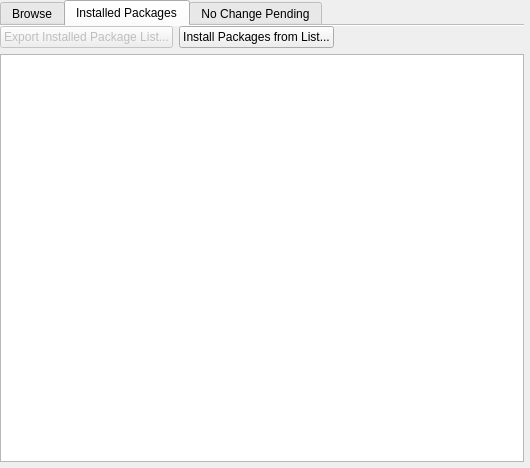
The window that AddRm/AddRmKCM.ui (KDE/apper) describes before a commit, drawn with Qt 5.
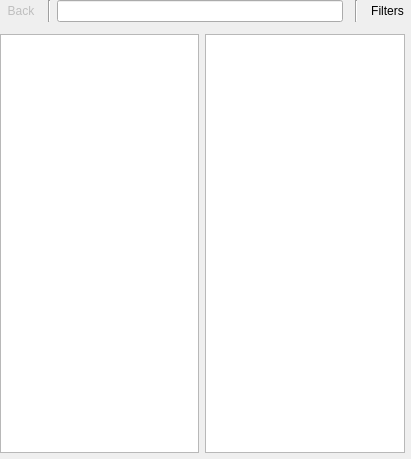
The same window after the commit. The open tabs and pages were chosen to show the change. Custom widgets are drawn as their Qt base class.

Commit message: Removed tabs from AddRm dialog, break package details, and rename KPackageKit to AppGet

Diff of the .ui file:
```diff
--- a/AddRm/AddRmKCM.ui
+++ b/AddRm/AddRmKCM.ui
@@ -6,8 +6,8 @@
    <rect>
     <x>0</x>
     <y>0</y>
-    <width>530</width>
-    <height>468</height>
+    <width>411</width>
+    <height>459</height>
    </rect>
   </property>
   <property name="sizePolicy">
@@ -26,45 +26,7 @@
    <property name="margin">
     <number>0</number>
    </property>
-   <item row="3" column="0" colspan="2">
-    <widget class="KpkTransactionBar" name="transactionBar" native="true"/>
-   </item>
-   <item row="1" column="0">
-    <widget class="QTabWidget" name="tabWidget">
-     <property name="currentIndex">
-      <number>0</number>
-     </property>
-     <property name="documentMode">
-      <bool>true</bool>
-     </property>
-     <widget class="QWidget" name="browse">
-      <attribute name="title">
-       <string>Browse</string>
-      </attribute>
-      <layout class="QGridLayout" name="gridLayout_4">
-       <property name="verticalSpacing">
-        <number>0</number>
-       </property>
-       <property name="margin">
-        <number>0</number>
-       </property>
-       <item row="2" column="0">
-        <widget class="KpkCategorizedView" name="homeView">
-         <property name="mouseTracking">
-          <bool>true</bool>
-         </property>
-         <property name="textElideMode">
-          <enum>Qt::ElideNone</enum>
-         </property>
-         <property name="viewMode">
-          <enum>QListView::IconMode</enum>
-         </property>
-         <property name="wordWrap">
-          <bool>true</bool>
-         </property>
-        </widget>
-       </item>
-       <item row="0" column="0" colspan="2">
+   <item row="0" column="0" colspan="3">
         <layout class="QHBoxLayout" name="horizontalLayout">
          <item>
           <widget class="QToolButton" name="backTB">
@@ -120,6 +82,12 @@
          </item>
          <item>
           <widget class="QToolButton" name="filtersTB">
+       <property name="sizePolicy">
+        <sizepolicy hsizetype="Preferred" vsizetype="Fixed">
+         <horstretch>0</horstretch>
+         <verstretch>0</verstretch>
+        </sizepolicy>
+       </property>
            <property name="locale">
             <locale language="English" country="UnitedStates"/>
            </property>
@@ -142,110 +110,26 @@
          </item>
         </layout>
        </item>
-       <item row="2" column="1">
-        <widget class="KpkSearchableTreeView" name="packageView">
-         <property name="mouseTracking">
-          <bool>true</bool>
-         </property>
-         <property name="horizontalScrollBarPolicy">
-          <enum>Qt::ScrollBarAlwaysOff</enum>
-         </property>
-         <property name="showDropIndicator" stdset="0">
-          <bool>false</bool>
-         </property>
-         <property name="alternatingRowColors">
-          <bool>true</bool>
-         </property>
-         <property name="verticalScrollMode">
-          <enum>QAbstractItemView::ScrollPerPixel</enum>
-         </property>
-         <property name="rootIsDecorated">
-          <bool>false</bool>
-         </property>
-         <property name="sortingEnabled">
-          <bool>true</bool>
-         </property>
-        </widget>
-       </item>
-       <item row="1" column="0" colspan="2">
-        <widget class="QWidget" name="stackedWidget" native="true"/>
-       </item>
-      </layout>
-     </widget>
-     <widget class="QWidget" name="tab_2">
-      <attribute name="title">
-       <string>Installed Packages</string>
-      </attribute>
-      <layout class="QGridLayout" name="gridLayout_3">
-       <property name="margin">
-        <number>0</number>
-       </property>
        <item row="1" column="0" colspan="3">
-        <widget class="KpkSearchableTreeView" name="installedView">
+    <widget class="QWidget" name="stackedWidget" native="true"/>
+   </item>
+   <item row="2" column="0">
+    <widget class="KpkCategorizedView" name="homeView">
          <property name="mouseTracking">
           <bool>true</bool>
          </property>
-         <property name="horizontalScrollBarPolicy">
-          <enum>Qt::ScrollBarAlwaysOff</enum>
-         </property>
-         <property name="showDropIndicator" stdset="0">
-          <bool>false</bool>
-         </property>
-         <property name="alternatingRowColors">
+     <property name="textElideMode">
+      <enum>Qt::ElideNone</enum>
+     </property>
+     <property name="viewMode">
+      <enum>QListView::IconMode</enum>
+     </property>
+     <property name="wordWrap">
           <bool>true</bool>
          </property>
-         <property name="verticalScrollMode">
-          <enum>QAbstractItemView::ScrollPerPixel</enum>
-         </property>
-         <property name="rootIsDecorated">
-          <bool>false</bool>
-         </property>
-         <property name="sortingEnabled">
-          <bool>true</bool>
-         </property>
-        </widget>
-       </item>
-       <item row="0" column="0">
-        <widget class="QPushButton" name="exportInstalledPB">
-         <property name="enabled">
-          <bool>false</bool>
-         </property>
-         <property name="text">
-          <string>Export Installed Package List...</string>
-         </property>
-        </widget>
-       </item>
-       <item row="0" column="1">
-        <widget class="QPushButton" name="importInstalledPB">
-         <property name="text">
-          <string>Install Packages from List...</string>
-         </property>
-        </widget>
-       </item>
-       <item row="0" column="2">
-        <spacer name="horizontalSpacer">
-         <property name="orientation">
-          <enum>Qt::Horizontal</enum>
-         </property>
-         <property name="sizeHint" stdset="0">
-          <size>
-           <width>40</width>
-           <height>20</height>
-          </size>
-         </property>
-        </spacer>
-       </item>
-      </layout>
-     </widget>
-     <widget class="QWidget" name="tab_3">
-      <attribute name="title">
-       <string>No Change Pending</string>
-      </attribute>
-      <layout class="QGridLayout" name="gridLayout_5">
-       <property name="margin">
-        <number>0</number>
-       </property>
-       <item row="0" column="0">
+    </widget>
+   </item>
+   <item row="2" column="1">
         <widget class="KpkCategorizedView" name="changesView">
          <property name="mouseTracking">
           <bool>true</bool>
@@ -261,9 +145,8 @@
          </property>
         </widget>
        </item>
-      </layout>
-     </widget>
-    </widget>
+   <item row="3" column="0" colspan="3">
+    <widget class="KpkTransactionBar" name="transactionBar" native="true"/>
    </item>
   </layout>
   <action name="actionFindName">
@@ -299,11 +182,6 @@
    <extends>QListView</extends>
    <header>KpkCategorizedView.h</header>
   </customwidget>
-  <customwidget>
-   <class>KpkSearchableTreeView</class>
-   <extends>QTreeView</extends>
-   <header location="global">KpkSearchableTreeView.h</header>
-  </customwidget>
  </customwidgets>
  <tabstops>
   <tabstop>searchKLE</tabstop>
```
Left out of the diff: 4 changed lines with no effect on the pictures. Lines whose indentation alone changed are shown as unchanged. The commit also changes 22 other files.
